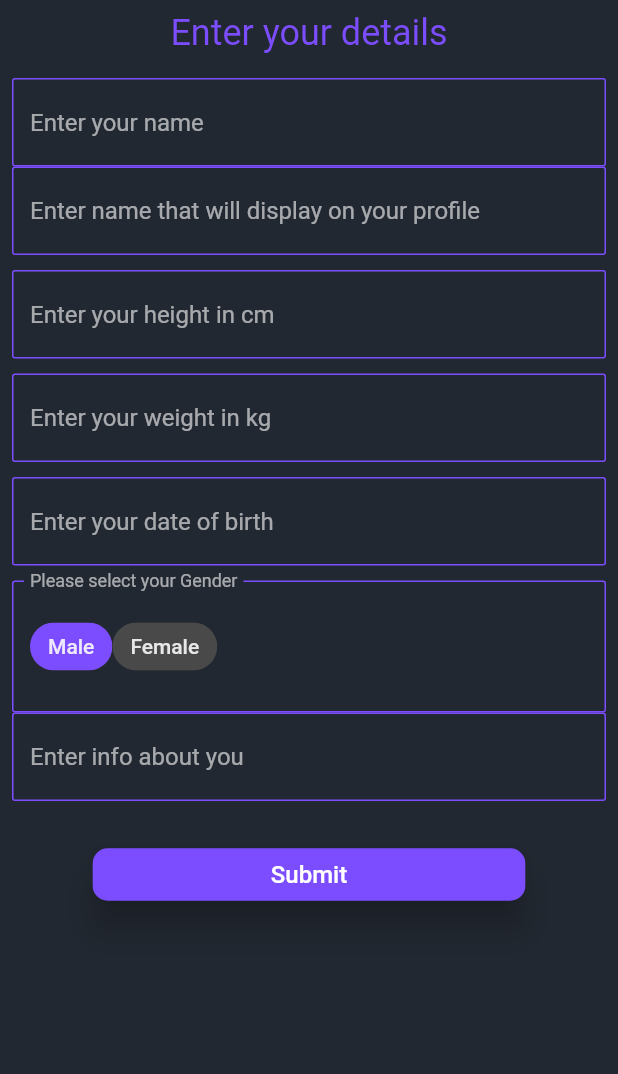
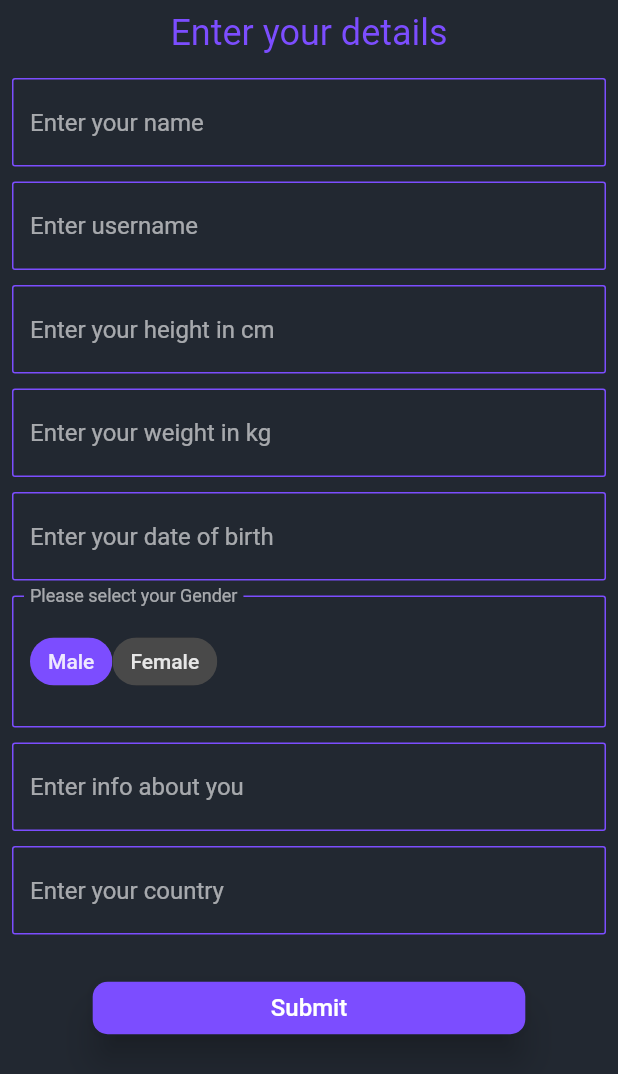
Before and after one commit to usamaTheFirst/sehatmand, a Flutter app: the FormScreen screen opened by its route, after a tap on "Submit", on a phone screen of 412 x 824 dp. Shown: the top 1074 px of the screen. Run offline on Flutter 3.47's test engine with Material 2 defaults, Android fonts, the light colour scheme and no system bars; drawn by our look-alikes of flutter_form_builder; our stand-ins replace cached_network_image, cloud_firestore, firebase_auth, firebase_core, firebase_storage, flashy_tab_bar2 and 14 more; accounts and stored records are empty; network calls fail.

Commit message:
form done(photo url remaining)

```diff
--- a/lib/main.dart
+++ b/lib/main.dart
@@ -42,7 +42,7 @@ class MyApp extends StatefulWidget {
 
 class _MyAppState extends State<MyApp> {
   bool isFirstTime = true;
-  bool? isRegistered;
+  bool? isRegistered = false;
   checkIfRegisteredOrNot() async {
     if (isFirstTime && mounted) {
       final id = FirebaseAuth.instance.currentUser!.uid;
--- a/lib/pages/profile.dart
+++ b/lib/pages/profile.dart
@@ -8,6 +8,7 @@ import 'package:sehatmand/components/stream_builder_wrapper.dart';
 import 'package:sehatmand/components/stream_grid_wrapper.dart';
 import 'package:sehatmand/models/post.dart';
 import 'package:sehatmand/models/user.dart';
+import 'package:sehatmand/screens/auth-screen.dart';
 import 'package:sehatmand/screens/edit_profile.dart';
 import 'package:sehatmand/screens/settings.dart';
 import 'package:sehatmand/utils/firebase.dart';
@@ -69,9 +70,8 @@ class _ProfileState extends State<Profile>  {
                     padding: const EdgeInsets.only(right: 25.0),
                     child: GestureDetector(
                       onTap: () {
-                        firebaseAuth.signOut();
-                        Navigator.of(context).push(
-                            CupertinoPageRoute(builder: (_) => Register()));
+                        FirebaseAuth.instance.signOut();
+                        Navigator.of(context).popUntil((route) => route.isFirst);
                       },
                       child: Text(
                         'Log Out',
--- a/lib/screens/form_screen.dart
+++ b/lib/screens/form_screen.dart
@@ -4,6 +4,8 @@ import 'package:flutter/material.dart';
 import 'package:flutter_form_builder/flutter_form_builder.dart';
 import 'package:intl/intl.dart';
 import 'package:sehatmand/screens/main-srcreen.dart';
+import 'package:sehatmand/utils/firebase.dart';
+import 'package:sehatmand/services/auth_service.dart';
 
 class FormScreen extends StatefulWidget {
   const FormScreen({Key? key}) : super(key: key);
@@ -60,6 +62,7 @@ class _FormScreenState extends State<FormScreen> {
                         // ),
                         hintText: 'Enter your name'),
                   ),
+                  SizedBox(height: 10),
                   FormBuilderTextField(
                     name: 'username',
                     enableSuggestions: false,
@@ -77,7 +80,7 @@ class _FormScreenState extends State<FormScreen> {
                       return null;
                     },
                     decoration: InputDecoration(
-                        hintText: 'Enter name that will display on your profile'),
+                        hintText: 'Enter username'),
                   ),
                   SizedBox(height: 10),
                   FormBuilderTextField(
@@ -151,19 +154,31 @@ class _FormScreenState extends State<FormScreen> {
                         FormBuilderFieldOption(
                             value: 'Female', child: Text('Female')),
                       ]),
+                  SizedBox(height: 10),
                   FormBuilderTextField(
                     name: 'bio',
                     validator: (value) {
                       if (value == null || value.isEmpty) {
                         return 'Please enter your bio';
-                      } else if (double.tryParse(value) == null) {
-                        return 'Please enter a valid bio';
                       }
                       return null;
                     },
                     keyboardType: TextInputType.text,
                     decoration:
                     InputDecoration(hintText: 'Enter info about you'),
+                  ),
+                  SizedBox(height: 10),
+                  FormBuilderTextField(
+                    name: 'country',
+                    validator: (value) {
+                      if (value == null || value.isEmpty) {
+                        return 'Please enter your country';
+                      }
+                      return null;
+                    },
+                    keyboardType: TextInputType.text,
+                    decoration:
+                    InputDecoration(hintText: 'Enter your country'),
                   ),
                   SizedBox(
                     height: 25,
@@ -190,10 +205,15 @@ class _FormScreenState extends State<FormScreen> {
                         final id = await FirebaseAuth.instance.currentUser?.uid;
                         final FirebaseFirestore _firestore =
                             FirebaseFirestore.instance;
+                        AuthService auth = AuthService();
+                        auth.saveUserToFirestore(_formKey.currentState?.value['username'], FirebaseAuth.instance.currentUser as User,
+                            FirebaseAuth.instance.currentUser!.email.toString(), _formKey.currentState?.value['country']);
                         await _firestore
                             .collection('users')
                             .doc(id)
-                            .set(_formKey.currentState!.value);
+                            .update(_formKey.currentState!.value);
+                        // print("####################");
+                        // print(_formKey.currentState?.value['username']);
                         Navigator.pushReplacementNamed(context, MainScreen.routeName);
                       } else {
                         print("validation failed");
--- a/lib/services/auth_service.dart
+++ b/lib/services/auth_service.dart
@@ -29,15 +29,21 @@ class AuthService {
 
 //this will save the details inputted by the user to firestore.
   saveUserToFirestore(
-      String name, User user, String email, String country) async {
+      String uname, User user, String email, String country) async {
     await usersRef.doc(user.uid).set({
-      'username': name,
+      'username': uname,
       'email': email,
       'time': Timestamp.now(),
       'id': user.uid,
       'bio': "",
       'country': country,
-      'photoUrl': user.photoURL ?? ''
+      'photoUrl': user.photoURL ?? '',
+
+      'Name': "",
+      'Gender': "",
+      'Height': "",
+      'Weight': "",
+      'dob': "",
     });
   }
 
```
